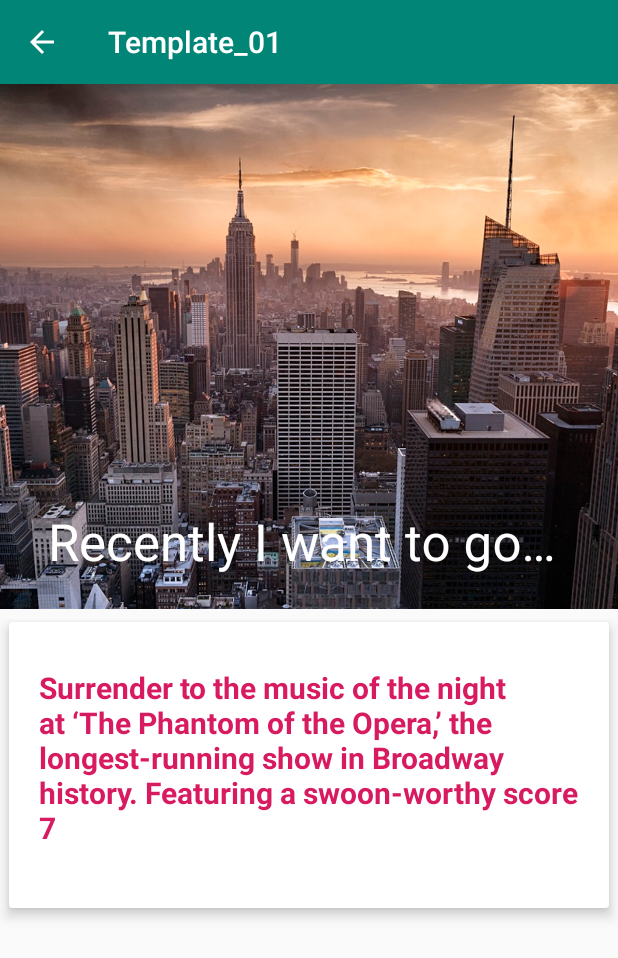
After one commit to hirorock1103/Template_01, an Android app: the FifthActivity screen opened directly, with no data from a screen before it, on a phone screen of 412 x 824 dp. The commit adds this screen. Shown: the top 958 px of the screen. Run offline under Robolectric (Android 15) with nearby library versions, the phone set to English and light mode, and no system bars.

Commit message:
20190108_3

```diff
--- a/app/build.gradle
+++ b/app/build.gradle
@@ -27,4 +27,6 @@ dependencies {
     androidTestImplementation 'com.android.support.test.espresso:espresso-core:3.0.2'
     implementation 'com.android.support:recyclerview-v7:28.0.0'
     implementation 'com.android.support:cardview-v7:28.0.0'
+    implementation 'com.android.support:cardview-v7:28.0.0'
+    implementation 'com.android.support:design:28.0.0'
 }
--- a/app/src/main/AndroidManifest.xml
+++ b/app/src/main/AndroidManifest.xml
@@ -18,7 +18,8 @@
         </activity>
         <activity android:name=".SecondActivity" />
         <activity android:name=".ThirdActivity" />
-        <activity android:name=".ForthActivity"></activity>
+        <activity android:name=".ForthActivity" />
+        <activity android:name=".FifthActivity"></activity>
     </application>
 
 </manifest>
--- /dev/null
+++ b/app/src/main/java/com/example/hirorock1103/template_01/FifthActivity.java
@@ -0,0 +1,34 @@
+package com.example.hirorock1103.template_01;
+
+import android.support.v7.app.ActionBar;
+import android.support.v7.app.AppCompatActivity;
+import android.os.Bundle;
+import android.view.MenuItem;
+
+public class FifthActivity extends AppCompatActivity {
+
+    @Override
+    protected void onCreate(Bundle savedInstanceState) {
+        super.onCreate(savedInstanceState);
+        setContentView(R.layout.activity_fifth);
+
+        ActionBar actionBar = getSupportActionBar();
+        actionBar.setDisplayHomeAsUpEnabled(true);
+
+
+    }
+
+
+    @Override
+    public boolean onOptionsItemSelected(MenuItem item) {
+
+        switch (item.getItemId()){
+            case android.R.id.home:
+                finish();
+                break;
+        }
+
+        return super.onOptionsItemSelected(item);
+    }
+
+}
--- a/app/src/main/java/com/example/hirorock1103/template_01/MainActivity.java
+++ b/app/src/main/java/com/example/hirorock1103/template_01/MainActivity.java
@@ -17,6 +17,8 @@ public class MainActivity extends AppCompatActivity {
     private Button bt_1;
     private Button bt_2;
     private Button bt_3;
+    private Button bt_4;
+
 
     @Override
     protected void onCreate(Bundle savedInstanceState) {
@@ -51,6 +53,16 @@ public class MainActivity extends AppCompatActivity {
             }
         });
 
+        bt_4 = findViewById(R.id.bt_4);
+        bt_4.setOnClickListener(new View.OnClickListener() {
+            @Override
+            public void onClick(View v) {
+                Intent intent = new Intent(MainActivity.this, FifthActivity.class);
+                startActivity(intent);
+            }
+        });
+
+
         MemberManager manager = new MemberManager(this);
 
         Member member = new Member();
--- /dev/null
+++ b/app/src/main/res/layout/activity_fifth.xml
@@ -0,0 +1,100 @@
+<?xml version="1.0" encoding="utf-8"?>
+<android.support.design.widget.CoordinatorLayout xmlns:android="http://schemas.android.com/apk/res/android"
+    xmlns:app="http://schemas.android.com/apk/res-auto"
+    xmlns:tools="http://schemas.android.com/tools"
+    android:layout_width="match_parent"
+    android:layout_height="match_parent"
+    tools:context=".FifthActivity">
+
+    <android.support.design.widget.AppBarLayout
+        android:layout_width="match_parent"
+        android:layout_height="wrap_content"
+        android:theme="@style/ThemeOverlay.AppCompat.Dark.ActionBar"
+        android:fitsSystemWindows="true"
+        >
+
+        <android.support.design.widget.CollapsingToolbarLayout
+            android:layout_width="match_parent"
+            android:layout_height="350dp"
+            app:layout_scrollFlags="scroll|exitUntilCollapsed"
+            app:contentScrim="?attr/colorAccent"
+            app:expandedTitleTextAppearance="@android:color/transparent"
+            android:fitsSystemWindows="true"
+            >
+
+            <ImageView
+                app:layout_collapseMode="parallax"
+                android:scaleType="centerCrop"
+                android:src="@drawable/newyork"
+                android:contentDescription="@string/app_name"
+                android:layout_width="match_parent"
+                android:layout_height="350dp" />
+
+
+            <android.support.v7.widget.Toolbar
+                android:layout_width="match_parent"
+                android:layout_height="?attr/actionBarSize"
+                app:popupTheme="@style/ThemeOverlay.AppCompat.Light"
+                app:title="@string/news"
+                app:layout_collapseMode="pin"/>
+
+
+        </android.support.design.widget.CollapsingToolbarLayout>
+
+    </android.support.design.widget.AppBarLayout>
+
+
+    <android.support.v4.widget.NestedScrollView
+        android:layout_width="match_parent"
+        android:layout_height="match_parent"
+        android:clipToPadding="false"
+        app:layout_behavior="@string/appbar_scrolling_view_behavior">
+
+        <android.support.v7.widget.CardView
+            android:layout_width="match_parent"
+            android:layout_height="wrap_content"
+            android:layout_marginBottom="19dp"
+            app:cardElevation="5dp"
+            app:cardUseCompatPadding="true"
+            >
+
+            <LinearLayout
+                android:layout_width="match_parent"
+                android:layout_height="wrap_content"
+                android:orientation="vertical">
+
+                <TextView
+                    android:layout_width="wrap_content"
+                    android:layout_height="wrap_content"
+                    android:padding="20dp"
+                    android:textSize="@dimen/Middiam"
+                    android:layout_marginTop="10dp"
+                    android:textStyle="bold"
+                    android:textColor="@color/colorAccent"
+                    android:text="@string/in_news"
+
+                    />
+
+                <LinearLayout
+                    android:layout_width="match_parent"
+                    android:layout_height="wrap_content"
+                    android:padding="10dp"
+                    android:orientation="horizontal"
+                    >
+
+
+
+
+                </LinearLayout>
+
+
+            </LinearLayout>
+
+
+
+        </android.support.v7.widget.CardView>
+
+
+    </android.support.v4.widget.NestedScrollView>
+
+</android.support.design.widget.CoordinatorLayout>
--- a/app/src/main/res/layout/activity_main.xml
+++ b/app/src/main/res/layout/activity_main.xml
@@ -46,4 +46,14 @@
         app:layout_constraintTop_toBottomOf="@+id/bt_2"
         />
 
+    <Button
+        android:layout_width="wrap_content"
+        android:layout_height="wrap_content"
+        android:text="recycler view sample"
+        android:id="@+id/bt_4"
+        app:layout_constraintLeft_toLeftOf="parent"
+        app:layout_constraintRight_toRightOf="parent"
+        app:layout_constraintTop_toBottomOf="@+id/bt_3"
+        />
+
 </android.support.constraint.ConstraintLayout>
--- a/app/src/main/res/values/strings.xml
+++ b/app/src/main/res/values/strings.xml
@@ -1,4 +1,6 @@
 <resources>
     <string name="app_name">Template_01</string>
-    <string name="font_size_small">10sp</string>
+    <string name="news">Recently I want to go to newyork</string>
+    <string name="in_news">Surrender to the music of the night at ‘The Phantom of the Opera,’ the longest-running show in Broadway history. Featuring a swoon-worthy score 7</string>
+    <string name="publich_date">2019/01/05</string>
 </resources>
```
Also changed, not shown: app/src/main/res/drawable-hdpi/ic_action_name.png (added), app/src/main/res/drawable-mdpi/ic_action_name.png (added), app/src/main/res/drawable-xhdpi/ic_action_name.png (added), app/src/main/res/drawable-xxhdpi/ic_action_name.png (added), app/src/main/res/drawable-xxxhdpi/ic_action_name.png (added), app/src/main/res/drawable/newyork.jpg (added), app/src/main/res/layout/activity_second.xml (line endings or trailing spaces).
